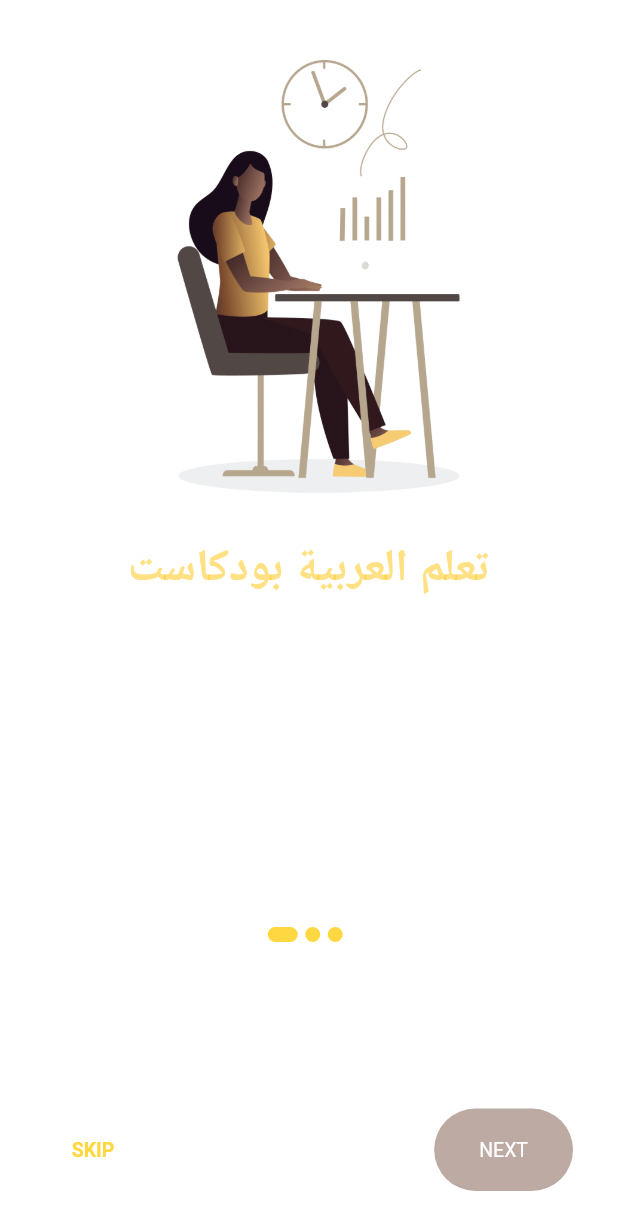
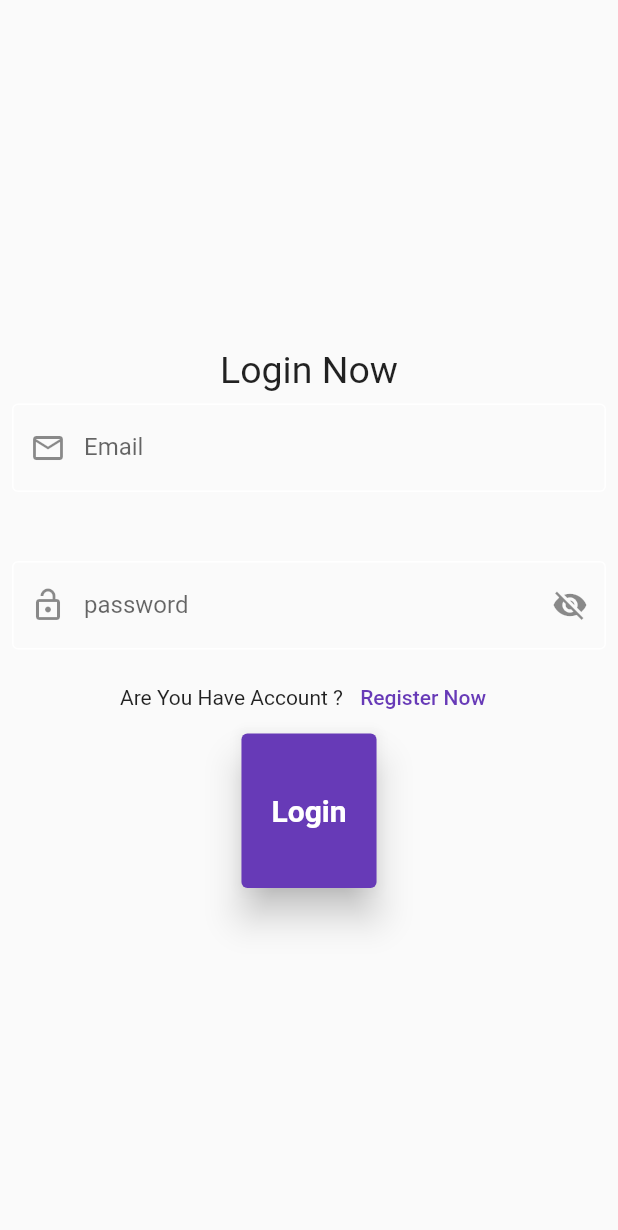
Before and after one commit to TaherSalah/poads_ara_app, a Flutter app: the screen it shows after launch, on a phone screen of 412 x 824 dp. Shown: the top 1230 px of the screen. Run offline on Flutter 3.47's test engine with Material 2 defaults, Android fonts, the phone set to English and light mode, and no system bars; our stand-ins replace assets_audio_player, audioplayers, babstrap_settings_screen, flutter_bloc, flutter_slidable, google_nav_bar.

Commit message:
add login and sigin screen

```diff
--- a/lib/main.dart
+++ b/lib/main.dart
@@ -1,6 +1,8 @@
 import 'package:flutter/material.dart';
 import 'package:flutter_bloc/flutter_bloc.dart';
 import 'package:poads_app/layout/cubit/cubit.dart';
+import 'package:poads_app/screens/login/login_screen.dart';
+import 'package:poads_app/screens/registration/regstration_screen.dart';
 import 'package:poads_app/screens/splash/splash_screen.dart';
 import 'layout/cubit/states.dart';
 
@@ -26,7 +28,7 @@ class MyApp extends StatelessWidget {
               theme: ThemeData(
                 primarySwatch: Colors.deepPurple,
               ),
-              home: const SplashScreen(),
+              home: const LoginScreen(),
             );
           },
         ));
--- /dev/null
+++ b/lib/screens/login/login_screen.dart
@@ -0,0 +1,131 @@
+import 'package:flutter/material.dart';
+import 'package:poads_app/screens/registration/regstration_screen.dart';
+
+class LoginScreen extends StatefulWidget {
+  const LoginScreen({Key? key}) : super(key: key);
+
+  @override
+  State<LoginScreen> createState() => _LoginScreenState();
+}
+
+class _LoginScreenState extends State<LoginScreen> {
+  bool isActive = true;
+  String? email, password;
+  GlobalKey<FormState> formKey = GlobalKey();
+  bool isLoading = false;
+
+  @override
+  Widget build(BuildContext context) {
+    return Scaffold(
+      resizeToAvoidBottomInset: false,
+      body: Form(
+        key: formKey,
+        child: Column(
+          mainAxisAlignment: MainAxisAlignment.center,
+          children: [
+            // Center(child: Image.asset(height: 150, 'assets/images/login.png')),
+            const Text(
+              'Login Now',
+              style: TextStyle(fontSize: 25),
+            ),
+            Padding(
+              padding: const EdgeInsets.all(8.0),
+              child: TextFormField(
+                validator: (value) {
+                  if (!RegExp(r'\S+@\S+\.\S+').hasMatch(value!)) {
+                    return 'Please enter a valid email address';
+                  }
+                  return null;
+                },
+                onChanged: (data) {
+                  email = data;
+                },
+                keyboardType: TextInputType.emailAddress,
+                decoration: const InputDecoration(
+                    prefixIcon: Icon(Icons.email_outlined),
+                    hintText: 'Enter Your Email',
+                    label: Text('Email'),
+                    focusedBorder: OutlineInputBorder(
+                      borderSide: BorderSide(color: Colors.green),
+                    ),
+                    enabledBorder: OutlineInputBorder(
+                      borderSide: BorderSide(color: Colors.white),
+                    )),
+              ),
+            ),
+            const SizedBox(
+              height: 30,
+            ),
+            Padding(
+              padding: const EdgeInsets.all(8.0),
+              child: TextFormField(
+                validator: (value) {
+                  if (value!.trim().length < 8) {
+                    return 'Password must be at least 8 characters in length';
+                  }
+                  return null;
+                },
+                controller: TextEditingController(),
+                keyboardType: TextInputType.phone,
+                onChanged: (data) {
+                  password = data;
+                },
+                obscureText: isActive,
+                decoration: InputDecoration(
+                    suffixIcon: InkWell(
+                      onTap: togglePassword,
+                      child: isActive
+                          ? const Icon(Icons.visibility_off)
+                          : const Icon(Icons.visibility),
+                    ),
+                    prefixIcon: const Icon(Icons.lock_open_outlined),
+                    hintText: 'Enter Your Password',
+                    label: const Text('password'),
+                    focusedBorder: const OutlineInputBorder(
+                      borderSide: BorderSide(color: Colors.green),
+                    ),
+                    enabledBorder: const OutlineInputBorder(
+                      borderSide: BorderSide(color: Colors.white),
+                    )),
+              ),
+            ),
+            Row(
+              mainAxisAlignment: MainAxisAlignment.center,
+              children: [
+                const Text('Are You Have Account ? '),
+                TextButton(
+                  onPressed: () {
+                    Navigator.push(
+                        context,
+                        MaterialPageRoute(
+                          builder: (context) => RegisterScreen(),
+                        ));
+                  },
+                  child: const Text(
+                    'Register Now',
+                  ),
+                ),
+              ],
+            ),
+            ElevatedButton(
+                style: const ButtonStyle(
+                    backgroundColor:
+                        MaterialStatePropertyAll(Colors.deepPurple),
+                    elevation: MaterialStatePropertyAll(10),
+                    textStyle: MaterialStatePropertyAll(
+                        TextStyle(fontSize: 20, fontWeight: FontWeight.bold)),
+                    padding: MaterialStatePropertyAll(
+                        EdgeInsets.symmetric(horizontal: 20, vertical: 40))),
+                onPressed: () async {},
+                child: const Text('Login'))
+          ],
+        ),
+      ),
+    );
+  }
+
+  void togglePassword() {
+    isActive = !isActive;
+    setState(() {});
+  }
+}
```
Also changed, not shown: lib/screens/registration/regstration_screen.dart (added, +127 -0 lines), lib/widgets/elevated_button.dart (added, +15 -0 lines).
